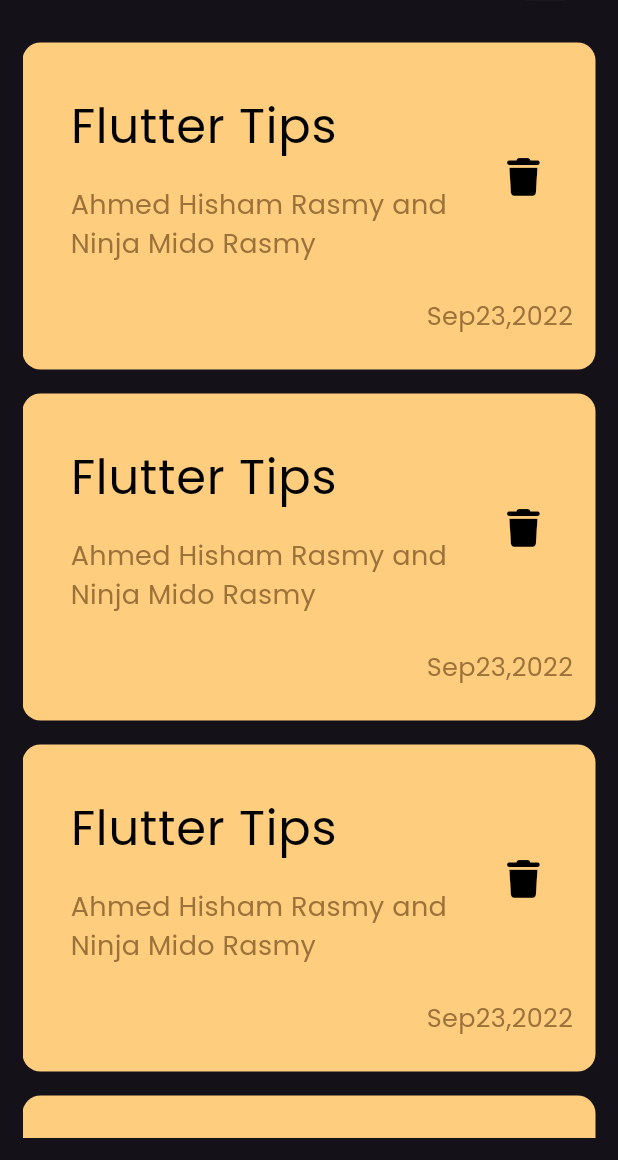
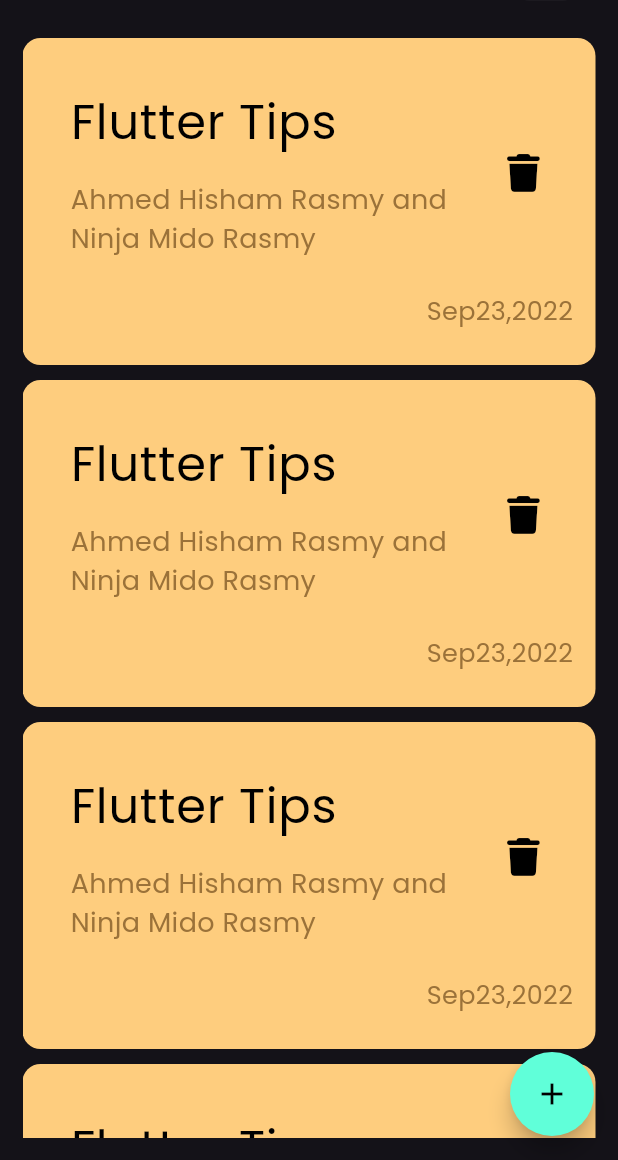
Before and after one commit to AhmedRasmy1/notes_app, a Flutter app: the screen it shows after launch, on a phone screen of 412 x 824 dp, the part 76-1236 px from its top. Run offline on Flutter 3.47's test engine with Material 3 defaults, Android fonts, the phone set to English and light mode, and no system bars; our stand-ins replace font_awesome_flutter, google_fonts.

Commit message:
add floating action button

```diff
--- a/lib/Views/Widgets/notes_list_view.dart
+++ b/lib/Views/Widgets/notes_list_view.dart
@@ -8,7 +8,7 @@ class NotesListView extends StatelessWidget {
   Widget build(BuildContext context) {
     return ListView.builder(itemBuilder: (context, index) {
       return const Padding(
-        padding: EdgeInsets.symmetric(vertical: 8),
+        padding: EdgeInsets.symmetric(vertical: 5),
         child: NoteItem(),
       );
     });
--- a/lib/Views/notes_view.dart
+++ b/lib/Views/notes_view.dart
@@ -8,6 +8,15 @@ class NotesView extends StatelessWidget {
   @override
   Widget build(BuildContext context) {
     return Scaffold(
+      floatingActionButton: FloatingActionButton(
+        onPressed: () {},
+        backgroundColor: const Color(0xff60ffd9),
+        shape: const StadiumBorder(),
+        child: const Icon(
+          Icons.add,
+          color: Colors.black,
+        ),
+      ),
       appBar: AppBar(
         actions: const [CustomSearchIcon()],
         title: const Padding(
```
